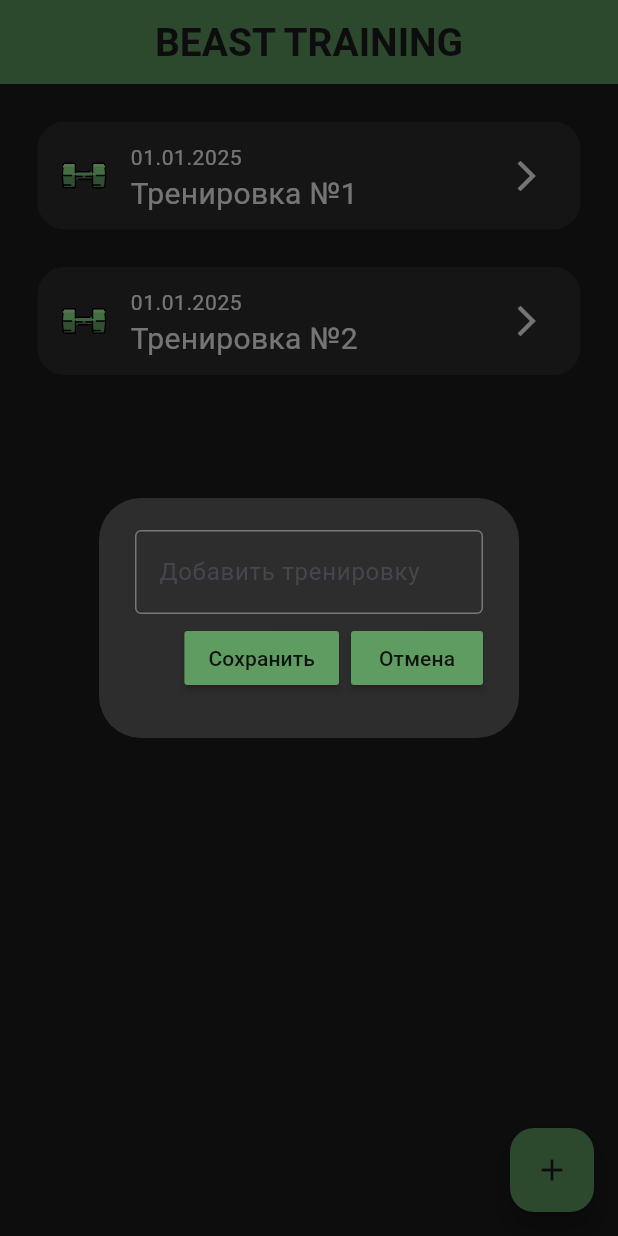
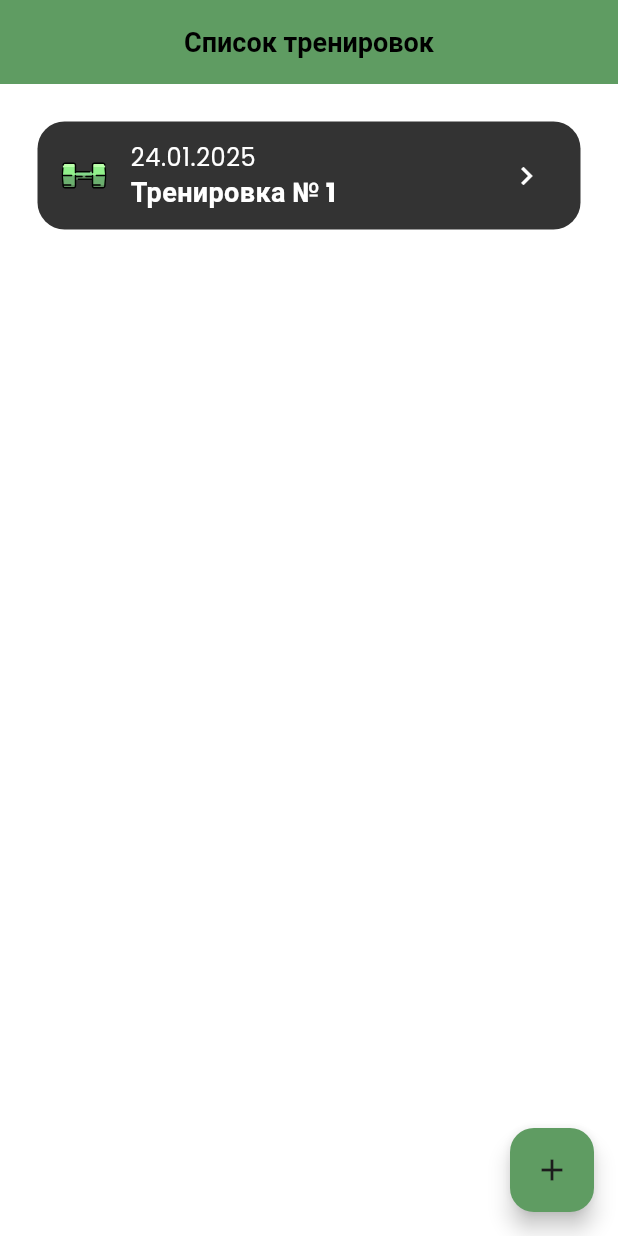
Before and after one commit to smthm0re/beast_training, a Flutter app: the screen it shows after launch, after a tap on the "add" icon, on a phone screen of 412 x 824 dp. Run offline on Flutter 3.47's test engine with Material 3 defaults, Android fonts, the phone set to English and light mode, and no system bars; drawn by our look-alikes of flutter_slidable; our stand-ins replace flutter_svg, hive, hive_flutter; accounts and stored records are empty.

Commit message:
Наконец-то доделал 1 экран. Нужно добавить hive.

```diff
--- a/analysis_options.yaml
+++ b/analysis_options.yaml
@@ -5,7 +5,7 @@
 # IDEs (https://dart.dev/tools#ides-and-editors). The analyzer can also be
 # invoked from the command line by running `flutter analyze`.
 
-# The following line activates a set of recommended lints for Flutter apps,
+# The following line activates a set of recommended lints for Flutter app,
 # packages, and plugins designed to encourage good coding practices.
 include: package:flutter_lints/flutter.yaml
 
--- /dev/null
+++ b/lib/app/beast_training_app.dart
@@ -0,0 +1,21 @@
+import 'package:beast_training/pages/training_list_screen/training_list_screen.dart';
+import 'package:beast_training/pages/training_structure_screen/training_structure_screen.dart';
+import 'package:beast_training/theme/theme.dart';
+import 'package:flutter/material.dart';
+
+class BeastTrainingApp extends StatelessWidget {
+  const BeastTrainingApp({super.key});
+
+  @override
+  Widget build(BuildContext context) {
+    return MaterialApp(
+      debugShowCheckedModeBanner: false,
+      theme: theme,
+      routes: {
+        '/training_list_screen/': (context) => const TrainingListScreen(),
+        '/training_structure_screen/': (context) => const TrainingStructureScreen(),
+      },
+      initialRoute: '/training_list_screen/',
+    );
+  }
+}
--- a/lib/apps/beast_training_app.dart
+++ /dev/null
@@ -1,16 +0,0 @@
-import 'package:beast_training/router/router.dart';
-import 'package:beast_training/theme/theme.dart';
-import 'package:flutter/material.dart';
-
-class BeastTrainingApp extends StatelessWidget {
-  const BeastTrainingApp({super.key});
-
-  @override
-  Widget build(BuildContext context) {
-    return MaterialApp(
-      debugShowCheckedModeBanner: false,
-      theme: theme,
-      routes: routes,
-    );
-  }
-}
--- a/lib/data/database.dart
+++ b/lib/data/database.dart
@@ -1,12 +1,12 @@
 import 'package:hive/hive.dart';
 
-class ToDoDataBase {
+class TrainingDataBase {
   List trainingList = [];
 
   final _trainingBox = Hive.box("trainingBox");
 
   void createInitialData() {
-    trainingList = ['Тренировка №1', 'Тренировка №2'];
+    trainingList = ['Тренировка №1'];
   }
 
   void loadData() {
--- a/lib/main.dart
+++ b/lib/main.dart
@@ -1,11 +1,8 @@
-import 'package:beast_training/apps/beast_training_app.dart';
+import 'package:beast_training/app/beast_training_app.dart';
 import 'package:flutter/material.dart';
 import 'package:hive_flutter/hive_flutter.dart';
 
 void main() async {
   await Hive.initFlutter();
-
-  var box = await Hive.openBox('trainingBox');
-
   runApp(const BeastTrainingApp());
 }
--- /dev/null
+++ b/lib/pages/training_list_screen/training_list_screen.dart
@@ -0,0 +1,75 @@
+import 'package:beast_training/pages/training_list_screen/training_tile_widget/training_tile_widget.dart';
+import 'package:flutter/material.dart';
+import 'package:intl/intl.dart';
+
+class Training {
+  final int id;
+  final DateTime date;
+
+  Training({
+    required this.id,
+    required this.date,
+  });
+}
+
+class TrainingListScreen extends StatefulWidget {
+  const TrainingListScreen({super.key});
+
+  @override
+  State<TrainingListScreen> createState() => _TrainingListScreenState();
+}
+
+class _TrainingListScreenState extends State<TrainingListScreen> {
+  final List<Training> _trainingList = [];
+
+  void addTraining() {
+    final Training newTraining = Training(
+      id: _trainingList.length + 1,
+      date: DateTime.now(),
+    );
+    setState(() {
+      _trainingList.add(newTraining);
+      _trainingList.sort((a, b) => b.date.compareTo(a.date));
+    });
+  }
+
+  void deleteTraining(int index) {
+    final int deletedIdTraining = _trainingList[index].id;
+    setState(() {
+      _trainingList.removeAt(index);
+      for (int i = 0; i < _trainingList.length; i++) {
+        if (_trainingList[i].id > deletedIdTraining) {
+          _trainingList[i] = Training(
+            id: _trainingList[i].id - 1,
+            date: _trainingList[i].date,
+          );
+        }
+      }
+    });
+  }
+
+  @override
+  Widget build(BuildContext context) {
+    return Scaffold(
+      appBar: AppBar(
+        title: const Text('Список тренировок'),
+      ),
+      body: ListView.builder(
+        itemCount: _trainingList.length,
+        itemBuilder: (context, index) {
+          final training = _trainingList[index];
+          return TrainingTileWidget(
+            idTraining: "Тренировка № ${training.id}",
+            dateTraining: DateFormat('dd.MM.yyyy').format(training.date),
+            deleteTraining: (context) => deleteTraining(index),
+          );
+        },
+      ),
+      floatingActionButton: FloatingActionButton(
+        onPressed: addTraining,
+        tooltip: 'Добавить тренировку',
+        child: const Icon(Icons.add),
+      ),
+    );
+  }
+}
--- a/lib/pages/training_screen/training_tile/training_tile.dart
+++ b/lib/pages/training_list_screen/training_tile_widget/training_tile_widget.dart
@@ -2,15 +2,17 @@ import 'package:flutter/material.dart';
 import 'package:flutter_slidable/flutter_slidable.dart';
 import 'package:flutter_svg/svg.dart';
 
-class TrainingTile extends StatelessWidget {
-  TrainingTile({
+class TrainingTileWidget extends StatelessWidget {
+  final String idTraining;
+  final String dateTraining;
+  Function(BuildContext)? deleteTraining;
+
+  TrainingTileWidget({
     super.key,
-    required this.trainingNumber,
+    required this.idTraining,
+    required this.dateTraining,
     required this.deleteTraining,
   });
-
-  final String trainingNumber;
-  Function(BuildContext)? deleteTraining;
 
   @override
   Widget build(BuildContext context) {
@@ -18,7 +20,7 @@ class TrainingTile extends StatelessWidget {
       padding: const EdgeInsets.only(left: 25.0, right: 25.0, top: 25.0),
       child: Slidable(
         endActionPane: ActionPane(
-          motion: StretchMotion(),
+          motion: ScrollMotion(),
           children: [
             SlidableAction(
               onPressed: deleteTraining,
@@ -29,25 +31,26 @@ class TrainingTile extends StatelessWidget {
           ],
         ),
         child: ListTile(
-          shape:
-              RoundedRectangleBorder(borderRadius: BorderRadius.circular(18)),
+          shape: RoundedRectangleBorder(
+            borderRadius: BorderRadius.circular(18),
+          ),
           leading: SvgPicture.asset(
             'assets/svg/dumbbell.svg',
             height: 30,
             width: 30,
           ),
           title: Text(
-            '01.01.2025',
+            dateTraining,
             style: Theme.of(context).textTheme.bodySmall,
           ),
           subtitle: Text(
-            trainingNumber,
+            idTraining,
             style: Theme.of(context).textTheme.bodyMedium,
           ),
-          trailing: const Icon(Icons.arrow_forward_ios),
+          trailing: const Icon(Icons.chevron_right),
           onTap: () {
             Navigator.of(context).pushNamed(
-              '/training',
+              '/training_structure_screen/',
             );
           },
         ),
--- a/lib/pages/training_screen/dialog_box/dialog_box.dart
+++ /dev/null
@@ -1,45 +0,0 @@
-import 'package:beast_training/pages/training_screen/dialog_box/my_button/my_button.dart';
-import 'package:flutter/material.dart';
-
-class DialogBox extends StatelessWidget {
-  DialogBox({
-    super.key,
-    required this.controller,
-    required this.onSave,
-    required this.onCancel,
-  });
-
-  final controller;
-  VoidCallback onSave;
-  VoidCallback onCancel;
-
-  @override
-  Widget build(BuildContext context) {
-    return AlertDialog(
-      backgroundColor: Color.fromARGB(255, 45, 45, 45),
-      content: Container(
-        height: 120,
-        child: Column(
-          mainAxisAlignment: MainAxisAlignment.spaceEvenly,
-          children: [
-            TextField(
-              controller: controller,
-              decoration: InputDecoration(
-                border: OutlineInputBorder(),
-                hintText: 'Добавить тренировку',
-              ),
-            ),
-            Row(
-              mainAxisAlignment: MainAxisAlignment.end,
-              children: [
-                MyButton(text: "Сохранить", onPressed: onSave),
-                const SizedBox(width: 8),
-                MyButton(text: "Отмена", onPressed: onCancel),
-              ],
-            )
-          ],
-        ),
-      ),
-    );
-  }
-}
--- a/lib/pages/training_screen/dialog_box/my_button/my_button.dart
+++ /dev/null
@@ -1,21 +0,0 @@
-import 'package:flutter/material.dart';
-
-class MyButton extends StatelessWidget {
-  MyButton({
-    super.key,
-    required this.text,
-    required this.onPressed,
-  });
-
-  final String text;
-  VoidCallback onPressed;
-
-  @override
-  Widget build(BuildContext context) {
-    return MaterialButton(
-      onPressed: onPressed,
-      color: Color.fromARGB(255, 95, 156, 98),
-      child: Text(text),
-    );
-  }
-}
--- a/lib/pages/training_screen/training_screen.dart
+++ /dev/null
@@ -1,82 +0,0 @@
-import 'package:beast_training/data/database.dart';
-import 'package:beast_training/pages/training_screen/dialog_box/dialog_box.dart';
-import 'package:beast_training/pages/training_screen/training_tile/training_tile.dart';
-import 'package:flutter/material.dart';
-import 'package:hive/hive.dart';
-
-class TrainingScreen extends StatefulWidget {
-  const TrainingScreen({super.key});
-
-  @override
-  State<TrainingScreen> createState() => _TrainingScreenState();
-}
-
-class _TrainingScreenState extends State<TrainingScreen> {
-  final _trainingBox = Hive.box("trainingBox");
-  ToDoDataBase db = ToDoDataBase();
-
-  @override
-  void initState() {
-    if (_trainingBox.get("TRAININGLIST") == null) {
-      db.createInitialData();
-    } else {
-      db.loadData();
-    }
-
-    super.initState();
-  }
-
-  final _controller = TextEditingController();
-
-  void _createNewTraining() {
-    showDialog(
-      context: context,
-      builder: (context) {
-        return DialogBox(
-          controller: _controller,
-          onSave: saveNewTraining,
-          onCancel: () => Navigator.of(context).pop(),
-        );
-      },
-    );
-    setState(() {});
-  }
-
-  void saveNewTraining() {
-    db.trainingList.add(_controller.text);
-    db.updateDataBase();
-    Navigator.of(context).pop();
-    _controller.clear();
-    setState(() {});
-  }
-
-  void deleteTraining(int index) {
-    db.trainingList.removeAt(index);
-    db.updateDataBase();
-    setState(() {});
-  }
-
-  @override
-  Widget build(BuildContext context) {
-    return Scaffold(
-      appBar: AppBar(
-        centerTitle: true,
-        title: const Text('BEAST TRAINING'),
-      ),
-      body: ListView.builder(
-        itemCount: db.trainingList.length,
-        itemBuilder: (context, index) {
-          return TrainingTile(
-            trainingNumber: db.trainingList[index],
-            deleteTraining: (context) => deleteTraining(index),
-          );
-        },
-      ),
-      floatingActionButton: FloatingActionButton(
-        onPressed: _createNewTraining,
-        tooltip: 'Добавить тренировку',
-        child: const Icon(Icons.add),
-      ),
-    );
-  }
-}
--- a/lib/pages/training_structure/training_structure.dart
+++ /dev/null
@@ -1,20 +0,0 @@
-import 'package:flutter/material.dart';
-
-class TrainingStructure extends StatefulWidget {
-  const TrainingStructure({super.key});
-
-  @override
-  State<TrainingStructure> createState() => _TrainingStructureState();
-}
-
-class _TrainingStructureState extends State<TrainingStructure> {
-  @override
-  Widget build(BuildContext context) {
-    return Scaffold(
-      appBar: AppBar(
-        centerTitle: true,
-        title: const Text('Тренировка №1'),
-      ),
-    );
-  }
-}
--- /dev/null
+++ b/lib/pages/training_structure_screen/training_structure_screen.dart
@@ -0,0 +1,20 @@
+import 'package:flutter/material.dart';
+
+class TrainingStructureScreen extends StatefulWidget {
+  const TrainingStructureScreen({super.key});
+
+  @override
+  State<TrainingStructureScreen> createState() => _TrainingStructureScreenState();
+}
+
+class _TrainingStructureScreenState extends State<TrainingStructureScreen> {
+  @override
+  Widget build(BuildContext context) {
+    return Scaffold(
+      appBar: AppBar(
+        centerTitle: true,
+        title: const Text('Тренировка №1'),
+      ),
+    );
+  }
+}
--- a/lib/router/router.dart
+++ /dev/null
@@ -1,7 +0,0 @@
-import 'package:beast_training/pages/training_screen/training_screen.dart';
-import 'package:beast_training/pages/training_structure/training_structure.dart';
-
-final routes = {
-  '/': (context) => const TrainingScreen(),
-  '/training': (context) => const TrainingStructure(),
-};
--- a/lib/theme/theme.dart
+++ b/lib/theme/theme.dart
@@ -4,31 +4,32 @@ final theme = ThemeData(
   primarySwatch: Colors.red,
   listTileTheme: const ListTileThemeData(
     iconColor: Colors.white,
-    tileColor: Color.fromARGB(255, 45, 45, 45),
+    tileColor: Color.fromARGB(255, 51, 51, 51),
   ),
   floatingActionButtonTheme: const FloatingActionButtonThemeData(
     backgroundColor: Color.fromARGB(255, 95, 156, 98),
     foregroundColor: Color.fromARGB(255, 28, 28, 28),
   ),
-  scaffoldBackgroundColor: const Color.fromARGB(255, 28, 28, 28),
+  scaffoldBackgroundColor: Colors.white,
   appBarTheme: const AppBarTheme(
+    centerTitle: true,
     backgroundColor: Color.fromARGB(255, 95, 156, 98),
     titleTextStyle: TextStyle(
-      color: Color.fromARGB(255, 28, 28, 28),
-      fontWeight: FontWeight.w600,
-      fontSize: 26,
+      color: Colors.black,
+      fontWeight: FontWeight.bold,
+      fontSize: 18,
     ),
   ),
+  fontFamily: 'Poppins',
   textTheme: TextTheme(
     bodyMedium: const TextStyle(
       color: Colors.white,
-      fontWeight: FontWeight.w400,
-      fontSize: 20,
+      fontSize: 18,
+      fontWeight: FontWeight.bold,
     ),
     bodySmall: const TextStyle(
       color: Colors.white,
-      fontWeight: FontWeight.w400,
-      fontSize: 14,
+      fontSize: 16,
     ),
   ),
 );
```
Also changed, not shown: pubspec.yaml (+16 -17 lines), fonts/Poppins-Bold.ttf (added), fonts/Poppins-Medium.ttf (added), fonts/Poppins-Regular.ttf (added), fonts/Poppins-SemiBold.ttf (added), pubspec.lock, 3 other files.
